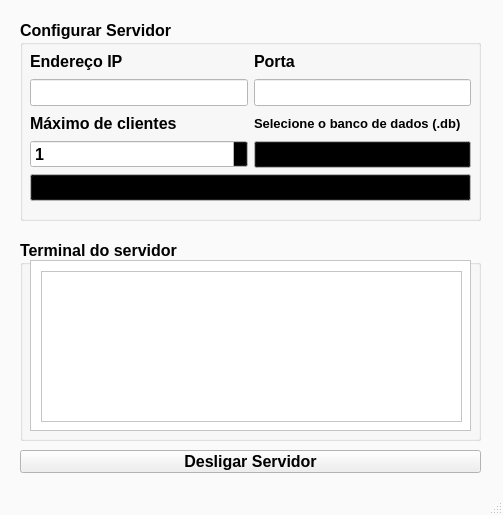
Above: ui/servidor_gui.ui from gabsfredes/tcp-multithread before the change. Below: the same form after it.
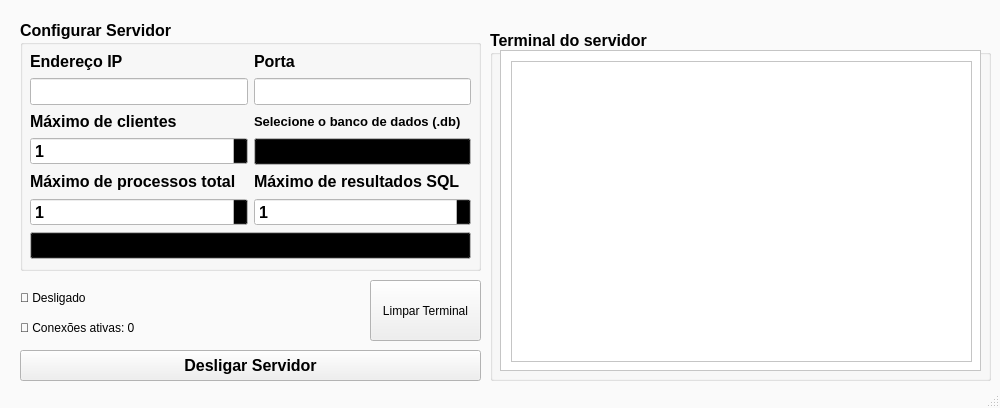
That is the form after the change.

Commit message: feat: servidor com interface

What changed in the file:
```diff
--- a/ui/servidor_gui.ui
+++ b/ui/servidor_gui.ui
@@ -6,14 +6,14 @@
    <rect>
     <x>0</x>
     <y>0</y>
-    <width>503</width>
-    <height>515</height>
+    <width>1000</width>
+    <height>408</height>
    </rect>
   </property>
   <property name="maximumSize">
    <size>
-    <width>503</width>
-    <height>515</height>
+    <width>1000</width>
+    <height>408</height>
    </size>
   </property>
   <property name="palette">
@@ -93,7 +93,7 @@
       <x>20</x>
       <y>20</y>
       <width>461</width>
-      <height>201</height>
+      <height>251</height>
      </rect>
     </property>
     <property name="palette">
@@ -450,11 +450,11 @@
        <x>10</x>
        <y>30</y>
        <width>441</width>
-       <height>151</height>
+       <height>209</height>
       </rect>
      </property>
      <layout class="QGridLayout" name="area_configuracoes">
-      <item row="2" column="0">
+      <item row="3" column="0">
        <widget class="QPushButton" name="botao_iniciar">
         <property name="text">
          <string>Inicializar Servidor</string>
@@ -543,16 +543,62 @@
         </item>
        </layout>
       </item>
+      <item row="2" column="0">
+       <layout class="QHBoxLayout" name="configuracoes_servidor">
+        <item>
+         <layout class="QVBoxLayout" name="processos">
+          <item>
+           <widget class="QLabel" name="label_processos">
+            <property name="text">
+             <string>Máximo de processos total</string>
+            </property>
+           </widget>
+          </item>
+          <item>
+           <widget class="QSpinBox" name="campo_processos">
+            <property name="minimum">
+             <number>1</number>
+            </property>
+            <property name="maximum">
+             <number>999</number>
+            </property>
+           </widget>
+          </item>
+         </layout>
+        </item>
+        <item>
+         <layout class="QVBoxLayout" name="Resultados">
+          <item>
+           <widget class="QLabel" name="label_resultados">
+            <property name="text">
+             <string>Máximo de resultados SQL</string>
+            </property>
+           </widget>
+          </item>
+          <item>
+           <widget class="QSpinBox" name="campo_resultados">
+            <property name="minimum">
+             <number>1</number>
+            </property>
+            <property name="maximum">
+             <number>10000</number>
+            </property>
+           </widget>
+          </item>
+         </layout>
+        </item>
+       </layout>
+      </item>
      </layout>
     </widget>
    </widget>
    <widget class="QGroupBox" name="Terminal">
     <property name="geometry">
      <rect>
-      <x>20</x>
-      <y>240</y>
-      <width>461</width>
-      <height>201</height>
+      <x>490</x>
+      <y>30</y>
+      <width>501</width>
+      <height>351</height>
      </rect>
     </property>
     <property name="palette">
@@ -641,8 +687,8 @@
       <rect>
        <x>10</x>
        <y>20</y>
-       <width>441</width>
-       <height>171</height>
+       <width>481</width>
+       <height>321</height>
       </rect>
      </property>
      <property name="autoFillBackground">
@@ -656,8 +702,8 @@
        <rect>
         <x>0</x>
         <y>0</y>
-        <width>439</width>
-        <height>169</height>
+        <width>479</width>
+        <height>319</height>
        </rect>
       </property>
       <widget class="QTextEdit" name="terminal_informacoes">
@@ -665,8 +711,8 @@
         <rect>
          <x>10</x>
          <y>10</y>
-         <width>421</width>
-         <height>151</height>
+         <width>461</width>
+         <height>301</height>
         </rect>
        </property>
        <property name="font">
@@ -684,9 +730,9 @@
     <property name="geometry">
      <rect>
       <x>20</x>
-      <y>450</y>
+      <y>350</y>
       <width>461</width>
-      <height>23</height>
+      <height>31</height>
      </rect>
     </property>
     <property name="font">
@@ -701,6 +747,45 @@
      <string>Desligar Servidor</string>
     </property>
    </widget>
+   <widget class="QPushButton" name="botao_limpar_terminal">
+    <property name="geometry">
+     <rect>
+      <x>370</x>
+      <y>280</y>
+      <width>111</width>
+      <height>61</height>
+     </rect>
+    </property>
+    <property name="text">
+     <string>Limpar Terminal</string>
+    </property>
+   </widget>
+   <widget class="QLabel" name="status_led">
+    <property name="geometry">
+     <rect>
+      <x>20</x>
+      <y>290</y>
+      <width>331</width>
+      <height>16</height>
+     </rect>
+    </property>
+    <property name="text">
+     <string>🔴 Desligado</string>
+    </property>
+   </widget>
+   <widget class="QLabel" name="label_conexoes_ativas">
+    <property name="geometry">
+     <rect>
+      <x>20</x>
+      <y>320</y>
+      <width>311</width>
+      <height>16</height>
+     </rect>
+    </property>
+    <property name="text">
+     <string>👥 Conexões ativas: 0</string>
+    </property>
+   </widget>
   </widget>
   <widget class="QStatusBar" name="statusbar"/>
  </widget>
```
The commit also changes 5 other files.
